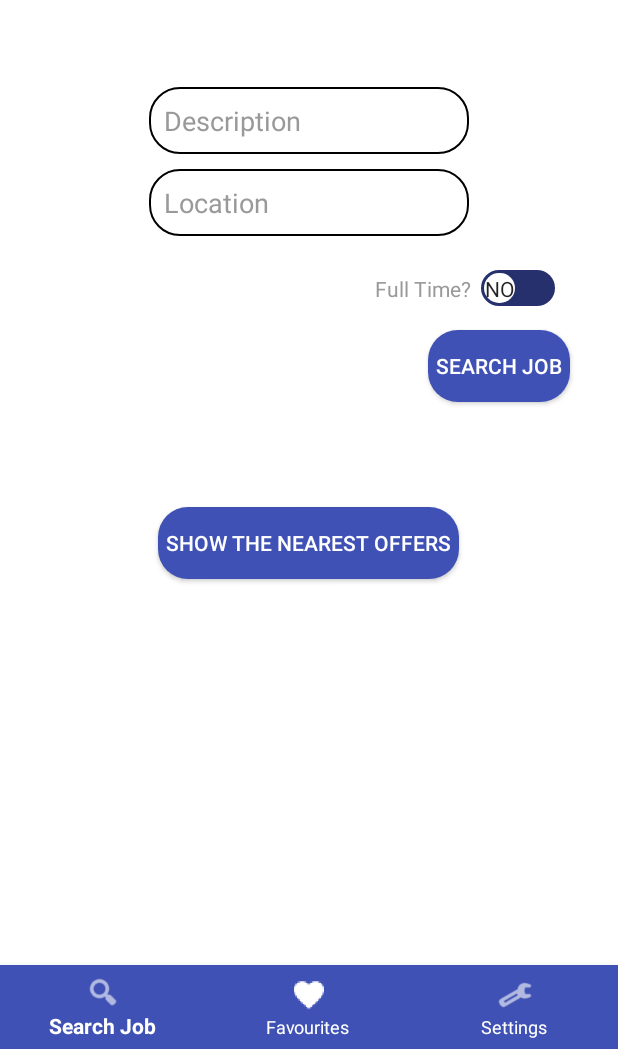
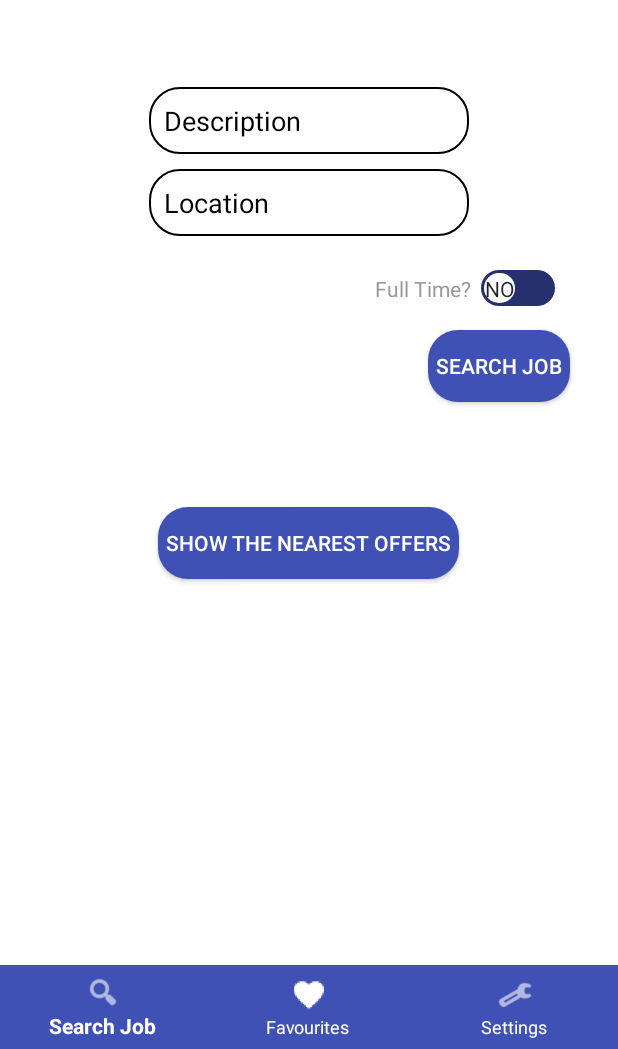
Before and after one commit to devduel/GitJobs, an Android app: the screen it shows after launch (RootActivity), on a phone screen of 412 x 824 dp, the part 187-1236 px from its top. Run offline under Robolectric (Android 15) with nearby library versions, the phone set to English and light mode, and no system bars.

Commit message:
Code review, strings in dictionary implementation, final visual modifications

```diff
--- a/app/src/main/java/uep/project/dev/gitjobs/FavouritesFragment.java
+++ b/app/src/main/java/uep/project/dev/gitjobs/FavouritesFragment.java
@@ -5,7 +5,6 @@ import android.support.v4.app.Fragment;
 import android.support.v7.widget.DefaultItemAnimator;
 import android.support.v7.widget.LinearLayoutManager;
 import android.support.v7.widget.RecyclerView;
-import android.util.Log;
 import android.view.LayoutInflater;
 import android.view.View;
 import android.view.ViewGroup;
@@ -49,7 +48,6 @@ public class FavouritesFragment extends Fragment {
     @Override
     public void onResume() {
         super.onResume();
-        Log.d("Result", Integer.toString(jobOffers.size()));
     }
 
     private void prepareJobOffersData() {
--- a/app/src/main/java/uep/project/dev/gitjobs/MapsActivity.java
+++ b/app/src/main/java/uep/project/dev/gitjobs/MapsActivity.java
@@ -8,7 +8,6 @@ import android.location.LocationListener;
 import android.location.LocationManager;
 import android.os.Bundle;
 import android.support.v4.app.FragmentActivity;
-import android.util.Log;
 
 import com.google.android.gms.maps.CameraUpdateFactory;
 import com.google.android.gms.maps.GoogleMap;
@@ -43,7 +42,6 @@ public class MapsActivity extends FragmentActivity implements OnMapReadyCallback
         if (checkSelfPermission(Manifest.permission.ACCESS_FINE_LOCATION) == PackageManager.PERMISSION_GRANTED) {
             locationManager.requestLocationUpdates(LocationManager.GPS_PROVIDER, 1000, 10, this);
         } else {
-            Log.d("Maps", "brak uprawnien");
         }
     }
 
--- a/app/src/main/java/uep/project/dev/gitjobs/RootActivity.java
+++ b/app/src/main/java/uep/project/dev/gitjobs/RootActivity.java
@@ -13,7 +13,6 @@ import android.support.v4.app.FragmentManager;
 import android.support.v4.app.FragmentTransaction;
 import android.support.v7.app.AppCompatActivity;
 import android.support.v7.app.AppCompatDelegate;
-import android.util.Log;
 import android.view.MenuItem;
 
 public class RootActivity extends AppCompatActivity implements SensorEventListener {
@@ -75,7 +74,7 @@ public class RootActivity extends AppCompatActivity implements SensorEventListen
     @Override
     protected void onResume() {
         super.onResume();
-        sensorManager.registerListener(this, lightSensor, 10000000); // = each 100 seconds
+        sensorManager.registerListener(this, lightSensor, 100000);
     }
 
     void setInitialBottomNavigation() {
@@ -87,26 +86,23 @@ public class RootActivity extends AppCompatActivity implements SensorEventListen
     public void initSensorManager() {
         sensorManager = (SensorManager) getSystemService(Context.SENSOR_SERVICE);
         lightSensor = sensorManager.getDefaultSensor(Sensor.TYPE_LIGHT);
-
-        //sensorManager.registerListener(this, lightSensor, 10000000); // = each 100 seconds
     }
 
     @Override
     public void onSensorChanged(SensorEvent sensorEvent) {
         float light = sensorEvent.values[0];
-        if (light < 1000) {
+        if (light < 10) {
             if (AppCompatDelegate.getDefaultNightMode() != AppCompatDelegate.MODE_NIGHT_YES) {
                 AppCompatDelegate.setDefaultNightMode(AppCompatDelegate.MODE_NIGHT_YES);
                 this.recreate();
             }
         }
-        if (light > 1000) {
+        if (light > 10) {
             if (AppCompatDelegate.getDefaultNightMode() != AppCompatDelegate.MODE_NIGHT_NO) {
                 AppCompatDelegate.setDefaultNightMode(AppCompatDelegate.MODE_NIGHT_NO);
                 this.recreate();
             }
         }
-        Log.d("LightListener", "Takie mamy swiatlo: " + light);
     }
 
     @Override
--- a/app/src/main/java/uep/project/dev/gitjobs/SearchResultActivity.java
+++ b/app/src/main/java/uep/project/dev/gitjobs/SearchResultActivity.java
@@ -19,8 +19,6 @@ public class SearchResultActivity extends AppCompatActivity {
     private List<JobOffer> jobOffers = new ArrayList<>();
     private RecyclerView recyclerView;
     private JobOfferAdapter jobOfferAdapter;
-
-    public static final int SEARCH_RESULT_ACTIVITY_FLAG = 1;
 
     @Override
     protected void onCreate(Bundle savedInstanceState) {
--- a/app/src/main/java/uep/project/dev/gitjobs/SettingsFragment.java
+++ b/app/src/main/java/uep/project/dev/gitjobs/SettingsFragment.java
@@ -16,7 +16,6 @@ public class SettingsFragment extends Fragment {
     @Nullable
     @Override
     public View onCreateView(@NonNull LayoutInflater inflater, @Nullable ViewGroup container, @Nullable Bundle savedInstanceState) {
-        //return super.onCreateView(inflater, container, savedInstanceState);
         return inflater.inflate(R.layout.fragment_settings, container, false);
     }
 }
--- a/app/src/main/res/layout/fragment_search.xml
+++ b/app/src/main/res/layout/fragment_search.xml
@@ -15,14 +15,15 @@
         android:layout_gravity="center"
         android:layout_marginTop="50dp"
         android:layout_marginBottom="50dp"
-        android:text="GitJobs"
+        android:text="@string/app_name"
         android:textColor="#3F51B5"
-        android:textStyle="bold"
-        android:textSize="56sp" />
+        android:textSize="56sp"
+        android:textStyle="bold" />
 
     <EditText
-        android:textColor="?attr/colorPrimary"
-        android:textColorHint="?attr/colorHint"
+        android:textColor="?attr/colorText"
+        android:textColorHint="?attr/colorText"
+        android:textCursorDrawable="@null"
         android:id="@+id/descriptionEditTextID"
         android:background="@drawable/edittextbackground"
         android:layout_width="wrap_content"
@@ -34,11 +35,14 @@
         android:hint="@string/description_hint"
         android:inputType="textPersonName"
         app:layout_constraintTop_toTopOf="parent"
-        tools:layout_editor_absoluteX="63dp" />
+        tools:layout_editor_absoluteX="63dp"
+        android:importantForAutofill="no" />
 
     <EditText
         android:id="@+id/locationEditTextID"
-        android:textColorHint="?attr/colorHint"
+        android:textColor="?attr/colorText"
+        android:textColorHint="?attr/colorText"
+        android:textCursorDrawable="@null"
         android:background="@drawable/edittextbackground"
         android:layout_width="wrap_content"
         android:layout_height="wrap_content"
@@ -49,21 +53,22 @@
         android:hint="@string/location_hint"
         android:inputType="textPersonName"
         app:layout_constraintTop_toBottomOf="@+id/descriptionEditTextID"
-        tools:layout_editor_absoluteX="61dp" />
+        tools:layout_editor_absoluteX="61dp"
+        android:importantForAutofill="no" />
 
     <Switch
         android:id="@+id/fullTimeSwitchID"
         android:layout_width="wrap_content"
         android:layout_height="wrap_content"
+        android:layout_gravity="end"
         android:layout_marginTop="15dp"
-        android:layout_marginRight="32dp"
+        android:layout_marginEnd="32dp"
+        android:padding="10dp"
+        android:showText="true"
+        android:text="@string/full_time_switch"
         android:textColor="?attr/colorHint"
-        android:textOn="yes"
-        android:textOff="no"
-        android:layout_gravity="right"
-        android:showText="true"
-        android:padding="10dp"
-        android:text="@string/full_time_switch"
+        android:textOff="@string/switch_no"
+        android:textOn="@string/switch_yes"
         android:thumb="@drawable/round_thumb"
         android:track="@drawable/round_track"
         app:layout_constraintTop_toBottomOf="@+id/locationEditTextID"
@@ -76,10 +81,10 @@
         android:layout_height="wrap_content"
         android:layout_marginTop="8dp"
         android:padding="5dp"
-        android:layout_marginRight="32dp"
+        android:layout_marginEnd="32dp"
         android:layout_marginBottom="70dp"
         android:textColor="#ffffff"
-        android:layout_gravity="right"
+        android:layout_gravity="end"
         android:background="@drawable/buttonshape"
         android:text="@string/search_button"
         app:layout_constraintTop_toBottomOf="@+id/fullTimeSwitchID"
--- a/app/src/main/res/values/colors.xml
+++ b/app/src/main/res/values/colors.xml
@@ -10,7 +10,7 @@
     <color name="colorGreen">#3F51B5</color>
 
     <color name="colorDivider">#2FE897</color>
-    <color name="colorBorder">#a7a4a4</color>
+    <color name="colorBorder">#DFDCDC</color>
     <color name="colorExtra">#fffac1</color>
 
     <color name="year">#999999</color>
```
Also changed, not shown: app/src/main/java/uep/project/dev/gitjobs/DatabaseHelper.java (+0 -25 lines), app/src/main/java/uep/project/dev/gitjobs/JobOffer.java (+0 -10 lines), app/src/main/java/uep/project/dev/gitjobs/SelectedJobOfferActivity.java (+15 -14 lines), app/src/main/res/layout/activity_search_result.xml (+4 -4 lines), app/src/main/res/layout/activity_selected_job_offer.xml (+15 -15 lines), app/src/main/res/layout/fragment_favourites.xml (+4 -4 lines), app/src/main/res/layout/fragment_settings.xml (+50 -39 lines), app/src/main/res/values/strings.xml (+11 -0 lines).
